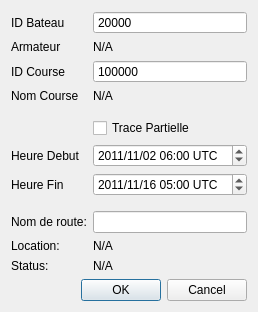
Qt form src/Ui/DialogDownloadTracks.ui (nohal/qtVlm) before a commit.
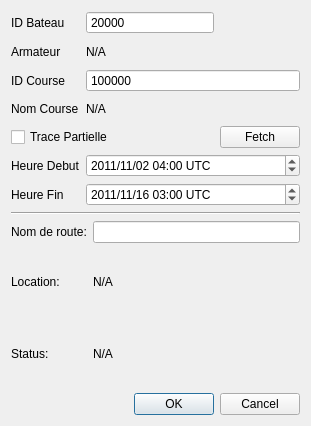
The same form after that commit.

Commit message: Fixed DownloadTracks, and a pretty bad path in VLMLogs

The edit to the form file:
```diff
--- a/src/Ui/DialogDownloadTracks.ui
+++ b/src/Ui/DialogDownloadTracks.ui
@@ -6,19 +6,18 @@
    <rect>
     <x>0</x>
     <y>0</y>
-    <width>258</width>
-    <height>276</height>
+    <width>311</width>
+    <height>426</height>
    </rect>
   </property>
   <property name="windowTitle">
    <string>Banque des Traces VLM</string>
   </property>
+  <layout class="QHBoxLayout" name="horizontalLayout">
+   <item>
   <layout class="QVBoxLayout" name="verticalLayout">
    <item>
-    <layout class="QFormLayout" name="formLayout">
-     <property name="fieldGrowthPolicy">
-      <enum>QFormLayout::ExpandingFieldsGrow</enum>
-     </property>
+      <layout class="QGridLayout" name="gridLayout">
      <item row="0" column="0">
       <widget class="QLabel" name="labelBoatID">
        <property name="text">
@@ -78,7 +77,7 @@
        </property>
       </widget>
      </item>
-     <item row="2" column="1">
+       <item row="2" column="1" colspan="2">
       <widget class="QSpinBox" name="raceIDEdit">
        <property name="sizePolicy">
         <sizepolicy hsizetype="Expanding" vsizetype="Fixed">
@@ -100,21 +99,21 @@
        </property>
       </widget>
      </item>
-     <item row="4" column="0">
+       <item row="3" column="0">
       <widget class="QLabel" name="labelRaceName">
        <property name="text">
         <string>Nom Course</string>
        </property>
       </widget>
      </item>
-     <item row="4" column="1">
+       <item row="3" column="1">
       <widget class="QLabel" name="labelDisplayRaceName">
        <property name="text">
         <string>N/A</string>
        </property>
       </widget>
      </item>
-     <item row="6" column="1">
+       <item row="4" column="0" colspan="2">
       <widget class="QCheckBox" name="frameTrackCheckBox">
        <property name="enabled">
         <bool>true</bool>
@@ -124,21 +123,21 @@
        </property>
       </widget>
      </item>
-     <item row="5" column="1">
-      <widget class="Line" name="line">
-       <property name="orientation">
-        <enum>Qt::Horizontal</enum>
+       <item row="4" column="2">
+        <widget class="QPushButton" name="fetchButton">
+         <property name="text">
+          <string>Fetch</string>
        </property>
       </widget>
      </item>
-     <item row="7" column="0">
+       <item row="5" column="0">
       <widget class="QLabel" name="labelStartTime">
        <property name="text">
         <string>Heure Debut</string>
        </property>
       </widget>
      </item>
-     <item row="7" column="1">
+       <item row="5" column="1" colspan="2">
       <widget class="QDateTimeEdit" name="startTimeEdit">
        <property name="sizePolicy">
         <sizepolicy hsizetype="Expanding" vsizetype="Fixed">
@@ -154,7 +153,7 @@
        </property>
        <property name="dateTime">
         <datetime>
-         <hour>6</hour>
+           <hour>4</hour>
          <minute>0</minute>
          <second>0</second>
          <year>2011</year>
@@ -170,14 +169,14 @@
        </property>
       </widget>
      </item>
-     <item row="8" column="0">
+       <item row="6" column="0">
       <widget class="QLabel" name="labelEndTime">
        <property name="text">
         <string>Heure Fin</string>
        </property>
       </widget>
      </item>
-     <item row="8" column="1">
+       <item row="6" column="1" colspan="2">
       <widget class="QDateTimeEdit" name="endTimeEdit">
        <property name="sizePolicy">
         <sizepolicy hsizetype="Expanding" vsizetype="Fixed">
@@ -190,7 +189,7 @@
        </property>
        <property name="dateTime">
         <datetime>
-         <hour>5</hour>
+           <hour>3</hour>
          <minute>0</minute>
          <second>0</second>
          <year>2011</year>
@@ -206,24 +205,28 @@
        </property>
       </widget>
      </item>
-     <item row="9" column="1">
-      <widget class="Line" name="line_2">
+      </layout>
+     </item>
+     <item>
+      <widget class="Line" name="line">
        <property name="orientation">
         <enum>Qt::Horizontal</enum>
        </property>
       </widget>
      </item>
-     <item row="10" column="0">
+     <item>
+      <layout class="QGridLayout" name="gridLayout_2">
+       <item row="0" column="0" colspan="2">
       <widget class="QLabel" name="labelRouteName">
        <property name="text">
         <string>Nom de route:</string>
        </property>
       </widget>
      </item>
-     <item row="10" column="1">
+       <item row="0" column="2">
       <widget class="QLineEdit" name="editRouteName"/>
      </item>
-     <item row="11" column="0">
+       <item row="1" column="0">
       <widget class="QLabel" name="labelPath">
        <property name="maximumSize">
         <size>
@@ -236,7 +239,7 @@
        </property>
       </widget>
      </item>
-     <item row="11" column="1">
+       <item row="1" column="2">
       <widget class="QLabel" name="labelPathName">
        <property name="sizePolicy">
         <sizepolicy hsizetype="Expanding" vsizetype="Preferred">
@@ -249,7 +252,7 @@
        </property>
       </widget>
      </item>
-     <item row="12" column="0">
+       <item row="2" column="0">
       <widget class="QLabel" name="labelStatus">
        <property name="maximumSize">
         <size>
@@ -262,7 +265,7 @@
        </property>
       </widget>
      </item>
-     <item row="12" column="1">
+       <item row="2" column="2">
       <widget class="QLabel" name="labelFileName">
        <property name="sizePolicy">
         <sizepolicy hsizetype="Expanding" vsizetype="Preferred">
@@ -275,9 +278,7 @@
        </property>
       </widget>
      </item>
-    </layout>
-   </item>
-   <item>
+       <item row="3" column="1" colspan="2">
     <widget class="QDialogButtonBox" name="buttonBox">
      <property name="orientation">
       <enum>Qt::Horizontal</enum>
@@ -286,6 +287,10 @@
       <set>QDialogButtonBox::Cancel|QDialogButtonBox::Ok</set>
      </property>
     </widget>
+       </item>
+      </layout>
+     </item>
+    </layout>
    </item>
   </layout>
  </widget>
```
Lines whose indentation alone changed are shown as unchanged. The commit also changes 4 other files.
